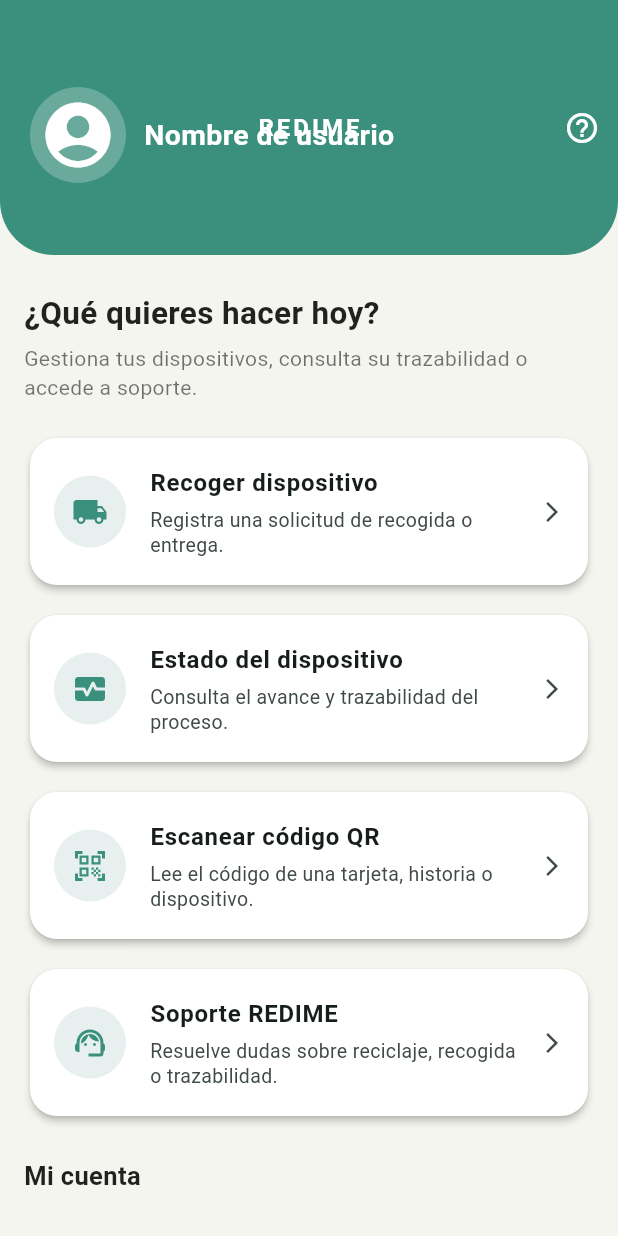
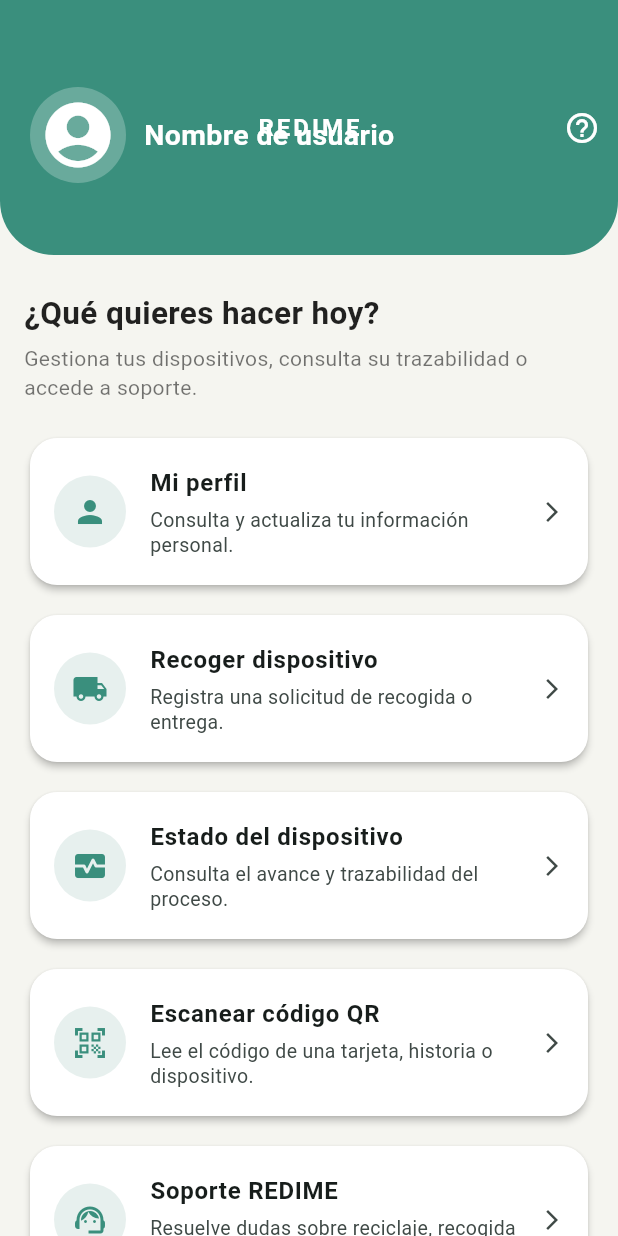
Before and after one commit to danniebravo/REDIME, a Flutter app: the HomeView screen opened by its route, on a phone screen of 412 x 824 dp. Run offline on Flutter 3.47's test engine with Material 3 defaults, Android fonts, the phone set to English and light mode, and no system bars; our stand-ins replace image_picker, sqflite, sqflite_common_ffi; missing offline and left inert: mobile_scanner; accounts and stored records are empty.

Commit message:
Conecta Home con perfil de usuario

```diff
--- a/lib/views/home_view.dart
+++ b/lib/views/home_view.dart
@@ -41,8 +41,12 @@ class HomeView extends StatelessWidget {
           child: Padding(
             padding: const EdgeInsets.only(left: 20, right: 20, top: 58),
             child: Row(
-              children: const [
-                CircleAvatar(
+              children: [
+                GestureDetector(
+                  onTap: () {
+                    Navigator.pushNamed(context, AppRoutes.profile);
+                  },
+                  child: const CircleAvatar(
                     radius: 32,
                     backgroundColor: Colors.white24,
                     child: Icon(
@@ -51,8 +55,9 @@ class HomeView extends StatelessWidget {
                       size: 52,
                     ),
                   ),
-                SizedBox(width: 12),
-                Expanded(
+                ),
+                const SizedBox(width: 12),
+                const Expanded(
                   child: Text(
                     'Nombre de usuario',
                     style: TextStyle(
@@ -84,6 +89,16 @@ class HomeView extends StatelessWidget {
             style: TextStyle(fontSize: 14, color: Colors.black54, height: 1.35),
           ),
           const SizedBox(height: 20),
+
+          _HomeActionCard(
+            icon: Icons.person,
+            title: 'Mi perfil',
+            subtitle: 'Consulta y actualiza tu información personal.',
+            onTap: () {
+              Navigator.pushNamed(context, AppRoutes.profile);
+            },
+          ),
+          const SizedBox(height: 12),
 
           _HomeActionCard(
             icon: Icons.local_shipping,
@@ -134,25 +149,48 @@ class HomeView extends StatelessWidget {
           ExpansionTile(
             title: const Text('Dispositivos Redimidos'),
             subtitle: const Text('Historial de dispositivos registrados'),
-            children: const [
-              ListTile(title: Text('Aún no hay dispositivos para mostrar')),
+            children: [
+              ListTile(
+                title: const Text('Ver mi perfil'),
+                subtitle: const Text(
+                  'Consulta tus dispositivos redimidos desde tu perfil.',
+                ),
+                trailing: const Icon(Icons.arrow_forward_ios, size: 16),
+                onTap: () {
+                  Navigator.pushNamed(context, AppRoutes.profile);
+                },
+              ),
             ],
           ),
           ExpansionTile(
             title: const Text('Tu Información'),
             subtitle: const Text('Datos básicos del usuario'),
-            children: const [
+            children: [
               ListTile(
-                title: Text('Información del usuario pendiente de conectar'),
+                title: const Text('Editar información personal'),
+                subtitle: const Text(
+                  'Actualiza nombre, celular y correo en tu perfil.',
+                ),
+                trailing: const Icon(Icons.arrow_forward_ios, size: 16),
+                onTap: () {
+                  Navigator.pushNamed(context, AppRoutes.profile);
+                },
               ),
             ],
           ),
           ExpansionTile(
             title: const Text('Cuenta'),
             subtitle: const Text('Configuración y cierre de sesión'),
-            children: const [
+            children: [
               ListTile(
-                title: Text('Opciones de cuenta pendientes de conectar'),
+                title: const Text('Administrar cuenta'),
+                subtitle: const Text(
+                  'Cerrar sesión o solicitar eliminación de cuenta.',
+                ),
+                trailing: const Icon(Icons.arrow_forward_ios, size: 16),
+                onTap: () {
+                  Navigator.pushNamed(context, AppRoutes.profile);
+                },
               ),
             ],
           ),
```
Lines whose indentation alone changed are shown as unchanged.
